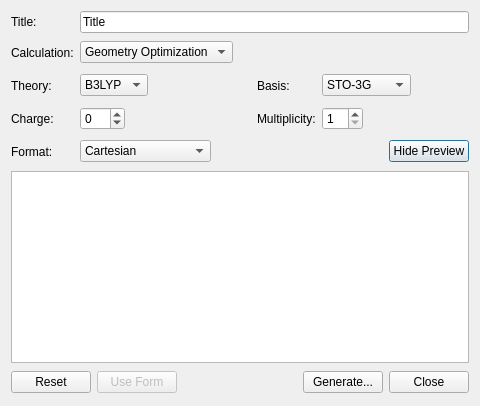
Above: libavogadro/src/extensions/nwcheminputdialog.ui from cryos/avogadro before the change. Below: the same form after it.
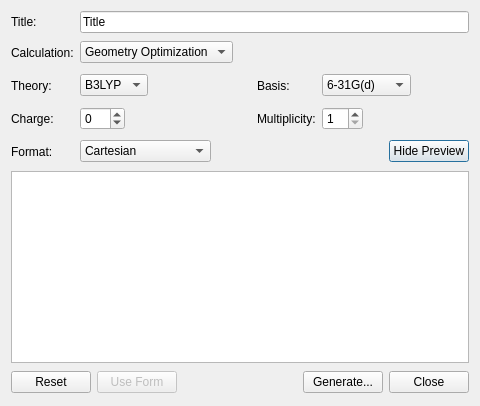
That is the form after the change.

Commit message: Use a real basis set as the default.

Diff of the .ui file:
```diff
--- a/libavogadro/src/extensions/nwcheminputdialog.ui
+++ b/libavogadro/src/extensions/nwcheminputdialog.ui
@@ -6,7 +6,7 @@
    <rect>
     <x>0</x>
     <y>0</y>
-    <width>480</width>
+    <width>545</width>
     <height>395</height>
    </rect>
   </property>
@@ -180,7 +180,7 @@
        <item>
         <widget class="QComboBox" name="basisCombo">
          <property name="currentIndex">
-          <number>0</number>
+          <number>2</number>
          </property>
          <item>
           <property name="text">
```
